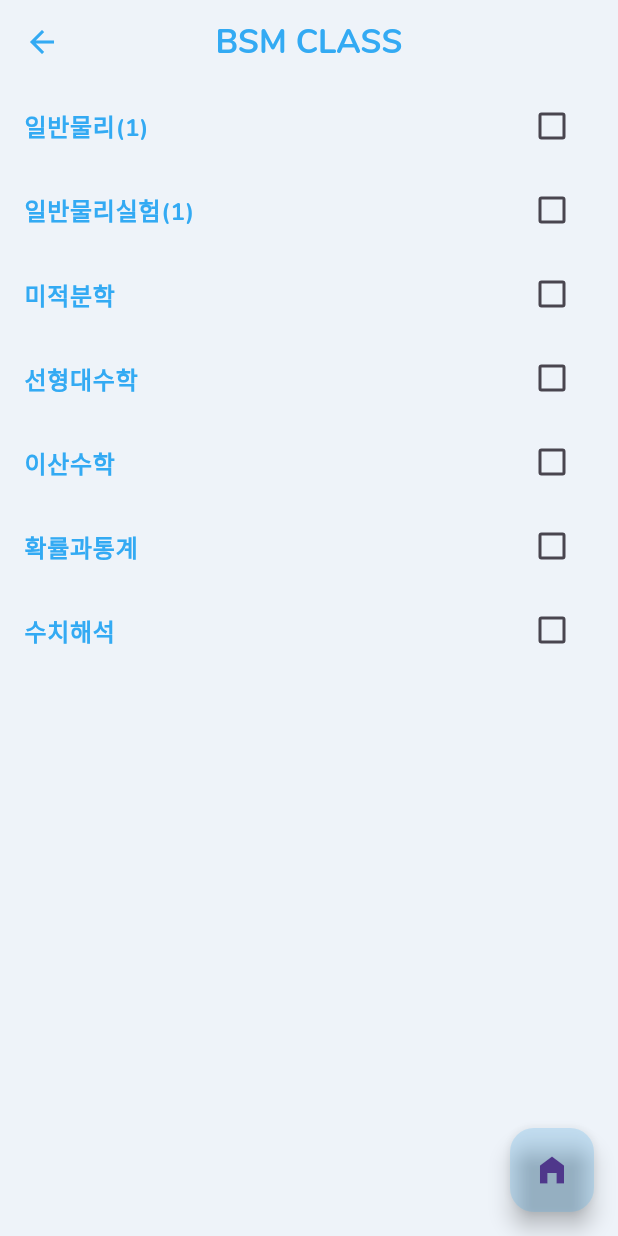
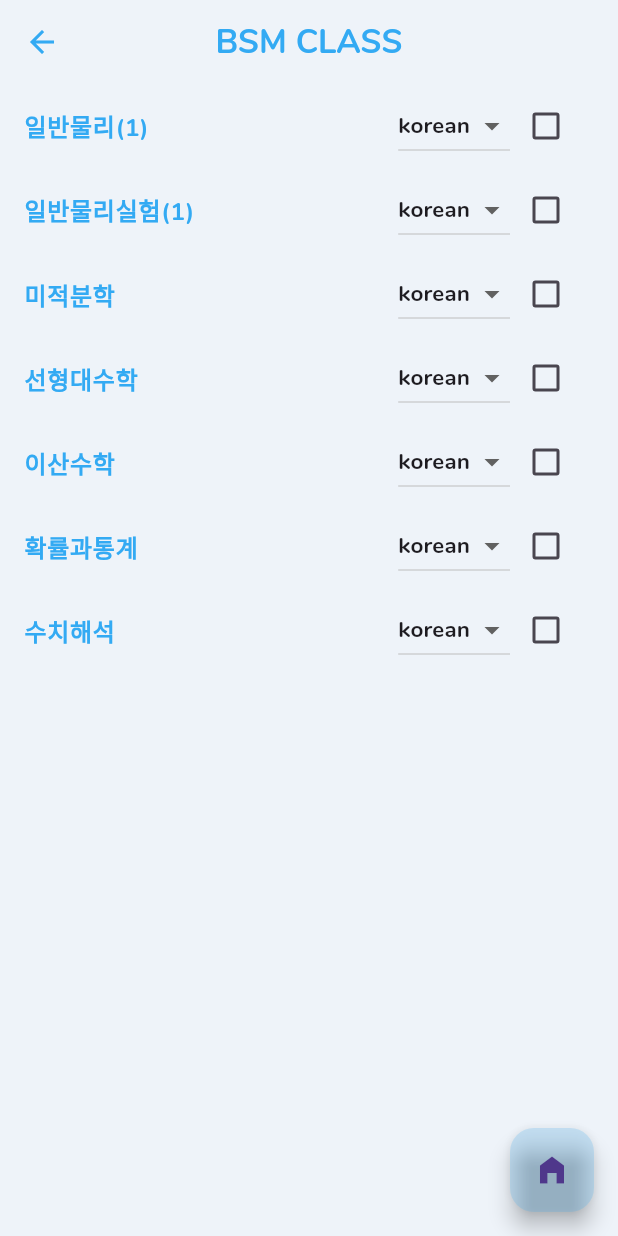
Before and after one commit to CAU-Mobile-Team4/causw_graduate, a Flutter app: the BSMclassSelection screen opened directly, on a phone screen of 412 x 824 dp. Run offline on Flutter 3.47's test engine with Material 3 defaults, Android fonts, the light colour scheme and no system bars; our stand-ins replace flutter_speed_dial, shared_preferences, table_calendar; accounts and stored records are empty.

Commit message:
feat: bsm 영어 반영

```diff
--- a/assets/database/subjects.json
+++ b/assets/database/subjects.json
@@ -25,19 +25,19 @@
     {"name": "기초전공 나중에", "credits": 3, "isSatisfied": false, "english": "korean"}
   ],
   "bsm": [
-    {"name": "일반물리(1)", "credits": 3, "isSatisfied": false, "english": false},
-    {"name": "일반물리실험(1)", "credits": 1, "isSatisfied": false, "english": false},
-    {"name": "미적분학", "credits": 3, "isSatisfied": false, "english": false},
-    {"name": "선형대수학", "credits": 3, "isSatisfied": false, "english": false},
-    {"name": "이산수학", "credits": 3, "isSatisfied": false, "english": false},
-    {"name": "확률과통계", "credits": 3, "isSatisfied": false, "english": false},
-    {"name": "수치해석", "credits": 3, "isSatisfied": false, "english": false}
+    {"name": "일반물리(1)", "credits": 3, "isSatisfied": false, "english": "korean"},
+    {"name": "일반물리실험(1)", "credits": 1, "isSatisfied": false, "english": "korean"},
+    {"name": "미적분학", "credits": 3, "isSatisfied": false, "english": "korean"},
+    {"name": "선형대수학", "credits": 3, "isSatisfied": false, "english": "korean"},
+    {"name": "이산수학", "credits": 3, "isSatisfied": false, "english": "korean"},
+    {"name": "확률과통계", "credits": 3, "isSatisfied": false, "english": "korean"},
+    {"name": "수치해석", "credits": 3, "isSatisfied": false, "english": "korean"}
   ],
   "specializedElective": [
-    {"name": "글쓰기", "credits": 2, "isSatisfied": false, "english": false},
-    {"name": "AI시대문제해결을 위한 디자인사고", "credits": 2, "isSatisfied": false, "english": false},
-    {"name": "앙트레프레너십 시대의 회계", "credits": 2, "isSatisfied": false, "english": false},
-    {"name": "한국사", "credits": 2, "isSatisfied": false, "english": false}
+    {"name": "글쓰기", "credits": 2, "isSatisfied": false},
+    {"name": "AI시대문제해결을 위한 디자인사고", "credits": 2, "isSatisfied": false},
+    {"name": "앙트레프레너십 시대의 회계", "credits": 2, "isSatisfied": false},
+    {"name": "한국사", "credits": 2, "isSatisfied": false}
   ],
   "coreElective": {
     "challenge": [
--- a/lib/GraduateProvider/Requirement/Detail/English/EnglishClass/Year19EnglishClass.dart
+++ b/lib/GraduateProvider/Requirement/Detail/English/EnglishClass/Year19EnglishClass.dart
@@ -25,6 +25,11 @@ class Year19EnglishClass extends EnglishClass {
         count++;
       }
     }
+    for(Map<String, dynamic> subject in userData.subjects.bsm) {
+      if(subject['isSatisfied'] == true && subject['english'] == 'english') {
+        count++;
+      }
+    }
 
     satisfied = count;
     if (satisfied >= require) {
--- a/lib/GraduateProvider/UserData/Detail/Subjects.dart
+++ b/lib/GraduateProvider/UserData/Detail/Subjects.dart
@@ -34,6 +34,8 @@ class Subjects extends UserDataDetail {
     } else if(subjectType == 'bsm') {
       if(value == null) {
         _bsm[index][key] = !_bsm[index][key];
+      } else {
+        _bsm[index][key] = value;
       }
     } else if(subjectType == 'specializedElective') {
       if(value == null) {
--- a/lib/GraduateUI/BSMclassSelection.dart
+++ b/lib/GraduateUI/BSMclassSelection.dart
@@ -14,44 +14,79 @@ class BSMclassSelection extends StatefulWidget {
 }
 
 class _BSMclassSelectionState extends State<BSMclassSelection> {
+  final classes = List.generate(100, (i) => "Class ${i + 1}").toList();
+  final List<bool> checkedClasses = List.generate(100, (index) => false);
 
-  final classes=List.generate(100, (i) => "Class ${i+1}").toList();
-  final List<bool> checkedClasses=List.generate(100, (index) => false);
   @override
   Widget build(BuildContext context) {
     final subjects = Provider.of<Subjects>(context);
     return Scaffold(
       backgroundColor: AppColor.background,
-        appBar: AppBar(title: Text('BSM CLASS',style: TextStyle(color: AppColor.main,fontWeight: FontWeight.bold),
+      appBar: AppBar(
+        title: Text(
+          'BSM CLASS',
+          style: TextStyle(color: AppColor.main, fontWeight: FontWeight.bold),
         ),
         centerTitle: true,
-          leading: IconButton(onPressed: (){
-            Navigator.push(context, MaterialPageRoute(builder:
-                (context)=> ClassSelection()
-            )
-            );
-          }, icon: Icon(Icons.arrow_back,color: AppColor.main,)),
+        leading: IconButton(
+            onPressed: () {
+              Navigator.push(context,
+                  MaterialPageRoute(builder: (context) => ClassSelection()));
+            },
+            icon: Icon(
+              Icons.arrow_back,
+              color: AppColor.main,
+            )),
         backgroundColor: AppColor.background,
         automaticallyImplyLeading: false,
       ),
       body: ListView.builder(
         itemCount: subjects.bsm.length,
-          itemBuilder: (context,index){
-            return CheckboxListTile(
-                title: Text('${subjects.bsm[index]['name']}',style: TextStyle(color: AppColor.main,fontWeight: FontWeight.bold),),
+        itemBuilder: (context, index) {
+          return ListTile(
+            title: Text(
+              '${subjects.bsm[index]['name']}',
+              style:
+                  TextStyle(color: AppColor.main, fontWeight: FontWeight.bold),
+            ),
+            trailing: Row(
+              mainAxisSize: MainAxisSize.min,
+              children: [
+                DropdownButton(
+                  value: subjects.bsm[index]['english'],
+                  items: (subjects.option['english'] as List)
+                      .map((e) => DropdownMenuItem(
+                          value: e,
+                          child: Text(
+                            e,
+                            style: TextStyle(
+                                fontSize: 15, fontWeight: FontWeight.bold),
+                          )))
+                      .toList(),
+                  onChanged: (value) {
+                    subjects.updateSubject(
+                        'bsm', index, 'english', value as String?);
+                  },
+                ),
+                Checkbox(
                     value: subjects.bsm[index]['isSatisfied'],
-                onChanged: (value){
+                    onChanged: (value) {
                       subjects.updateSubject('bsm', index, 'isSatisfied');
-                }
+                    }),
+              ],
+            ),
           );
         },
       ),
-      floatingActionButton: FloatingActionButton(onPressed: () {
-        Navigator.push(
-            context,
-            MaterialPageRoute(
-                builder: (context) => const StartPage()));
-      },backgroundColor: Theme.of(context).primaryColor.withOpacity(0.2),child:Icon(Icons.home_filled,)),
+      floatingActionButton: FloatingActionButton(
+          onPressed: () {
+            Navigator.push(context,
+                MaterialPageRoute(builder: (context) => const StartPage()));
+          },
+          backgroundColor: Theme.of(context).primaryColor.withOpacity(0.2),
+          child: Icon(
+            Icons.home_filled,
+          )),
     );
   }
 }
```
Lines whose indentation alone changed are shown as unchanged.
